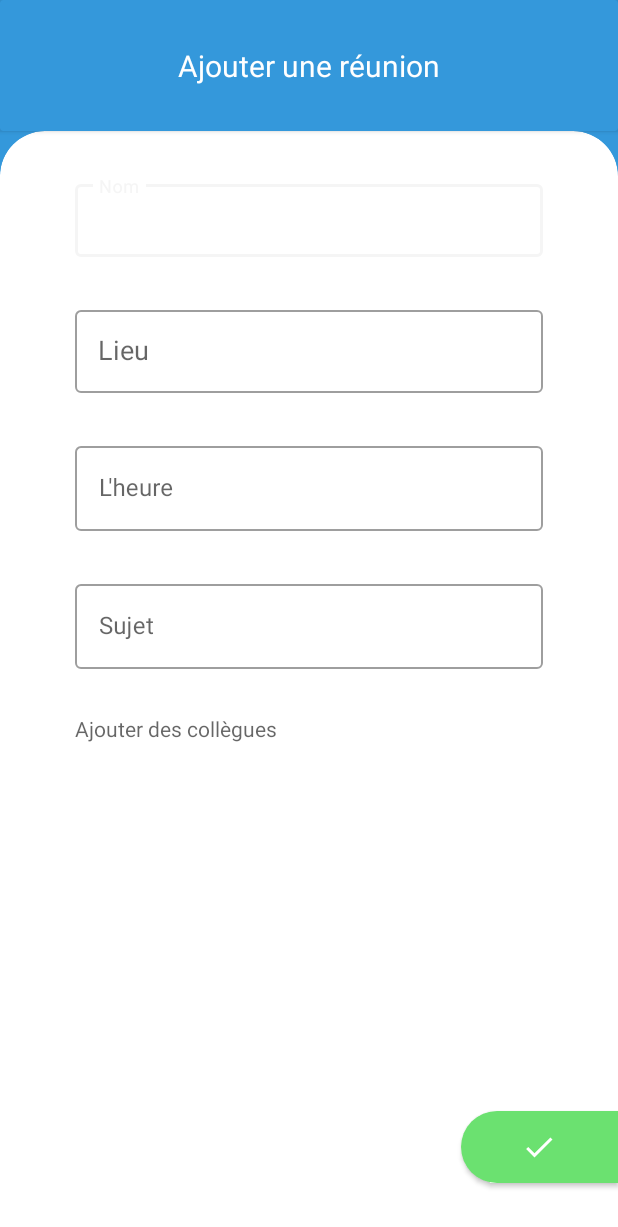
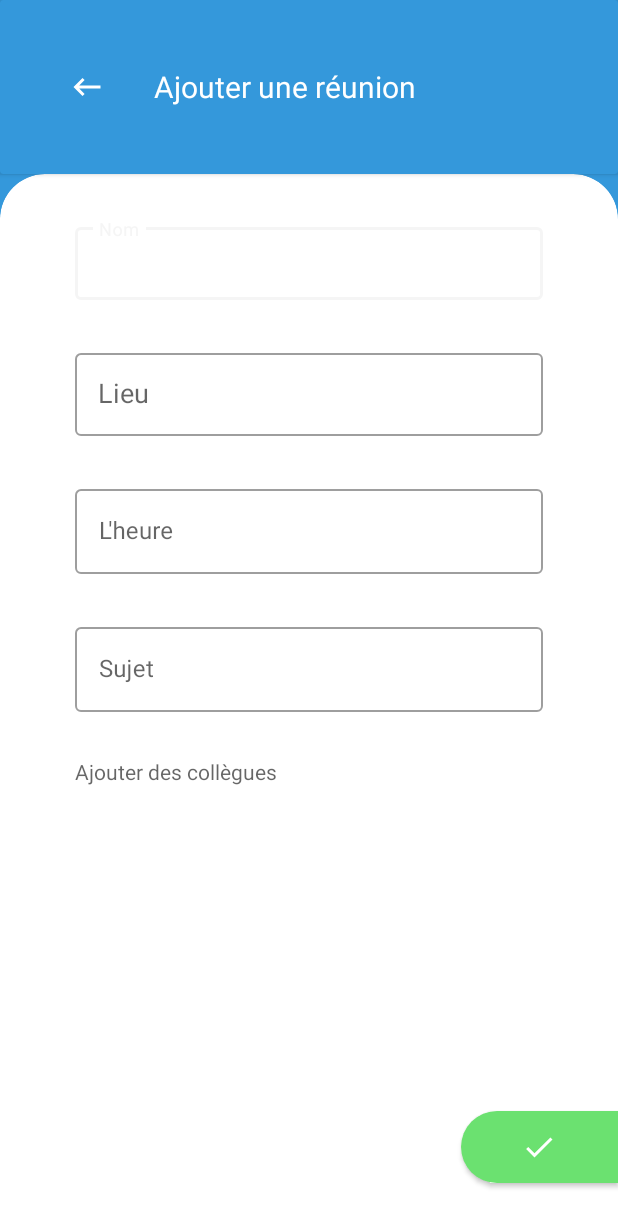
Before and after one commit to fouomene/Mareu, an Android app: the screen it shows after launch (AddMeetingActivity), after a tap on an icon or button, on a phone screen of 412 x 824 dp. Shown: the top 1227 px of the screen. Run offline under Robolectric (Android 15) with nearby library versions, the phone set to English and light mode, and no system bars; our stand-ins replace EventBus; libraries missing offline, so code that uses them is left out: com.hootsuite.nachos; plain views replace NachoTextView; 1 statement that could not run was skipped.

Commit message:
1.2.8 - Modification in AddMeetingActivity

```diff
--- a/app/src/main/java/com/developpeuseoc/mareu/service/ApiService.java
+++ b/app/src/main/java/com/developpeuseoc/mareu/service/ApiService.java
@@ -2,13 +2,11 @@ package com.developpeuseoc.mareu.service;
 
 import com.developpeuseoc.mareu.model.Meeting;
 
-import java.util.ArrayList;
 import java.util.List;
 
 public interface ApiService {
 
     public List<Meeting> getMeetingList();
-    public List<Meeting> getFilterMeetingList();
     public List<Meeting> filterPlaceMeetingList(String place);
     public List<Meeting> filterTimeMeetingList(int hour, int mnute);
     public void addMeetingList(Meeting meeting);
--- a/app/src/main/java/com/developpeuseoc/mareu/service/FakeApiService.java
+++ b/app/src/main/java/com/developpeuseoc/mareu/service/FakeApiService.java
@@ -18,11 +18,6 @@ public class FakeApiService implements ApiService{
     @Override
     public List<Meeting> getMeetingList() {
         return meetingList;
-    }
-
-    @Override
-    public List<Meeting> getFilterMeetingList() {
-        return filterMeetingList;
     }
 
     @RequiresApi(api = Build.VERSION_CODES.N)
--- a/app/src/main/java/com/developpeuseoc/mareu/service/FakeApiServiceGenerator.java
+++ b/app/src/main/java/com/developpeuseoc/mareu/service/FakeApiServiceGenerator.java
@@ -9,12 +9,12 @@ import java.util.List;
 public class FakeApiServiceGenerator {
 
     public static List<Meeting> DUMMY_MEETINGS = Arrays.asList(
-            new Meeting(0, "Réunion A", 10, 00, "Saturne", "L'application MaRéu", "alexandre@lamzone.com, marie@lamzone.com, laurie@lamzone.com"),
-            new Meeting(1, "Réunion B", 12, 30, "Terre", "L'application Entrevoisins", "steve@lamzone.com, luc@lamzone.com, leo@lamzone.com"),
-            new Meeting(2, "Réunion C", 11, 30, "Lune", "L'application MagicGitHub", "paul@lamzone.com, medi@lamzone.com, jean@lamzone.com"),
-            new Meeting(3, "Réunion D", 17, 00, "Uranus", "Optimisation Maréu", "sarah@lamzone.com, anais@lamzone.com, iliass@lamzone.com"),
-            new Meeting(4, "Réunion E", 18, 30, "Mars", "L'application Pizza", "pauline@lamzone.com, hector@lamzone.com, laurine@lamzone.com"),
-            new Meeting(5, "Réunion F", 10, 30, "Venus", "L'application ToDo", "alexandra@lamzone.com, marie@lamzone.com, theo@lamzone.com")
+            new Meeting(0, "Réunion A", 14, 00, "Peach", "L'application MaRéu", "maxime@lamzone.com, alex@lamzone.com, laurine@lamzone.com"),
+            new Meeting(1, "Réunion B", 16, 00, "Mario", "L'application Entrevoisins", "paul@lamzone.com, viviane@lamzone.com, leo@lamzone.com"),
+            new Meeting(2, "Réunion C", 19, 00, "Luigi", "L'application MagicGitHub", "amandine@lamzone.com, luc@lamzone.com, jean@lamzone.com"),
+            new Meeting(3, "Réunion D", 17, 00, "Bowser", "Optimisation Maréu", "sarah@lamzone.com, anais@lamzone.com, iliass@lamzone.com"),
+            new Meeting(4, "Réunion E", 11, 30, "Cappy", "L'application Pizza", "pauline@lamzone.com, hector@lamzone.com, laurine@lamzone.com"),
+            new Meeting(5, "Réunion F", 10, 30, "Tiara", "L'application ToDo", "alexandra@lamzone.com, marie@lamzone.com, theo@lamzone.com")
             );
 
     static List<Meeting> generateMeetings() {
@@ -22,26 +22,26 @@ public class FakeApiServiceGenerator {
     }
 
     public static List<String> DUMMY_PLACES = Arrays.asList(
-            "Soleil",
-            "Mercure",
-            "Venus",
-            "Terre",
-            "Lune",
-            "Mars",
-            "Jupiter",
-            "Saturne",
-            "Uranus",
-            "Neptune");
+            "Mario",
+            "Luigi",
+            "Peach",
+            "Bowser",
+            "Yoshi",
+            "Toad",
+            "Daisy",
+            "Toadette",
+            "Cappy",
+            "Tiara");
 
     public static List<String> DUMMY_COLOR = Arrays.asList(
-            "#FF9999",
+            "#FF3333",
+            "#33FF33",
+            "#FF66B2",
+            "#FFFF66",
+            "#99FF99",
+            "#99CCFF",
+            "#FFB266",
+            "#FF99FF",
             "#E0E0E0",
-            "#FFFF99",
-            "#99FFFF",
-            "#E2E2DC",
-            "#FF0000",
-            "#FFB266",
-            "#F5FD7C",
-            "#99FF99",
-            "#99CCFF");
+            "#F0E68C");
 }
--- a/app/src/main/java/com/developpeuseoc/mareu/ui_meeting_list/MyMeetingRecyclerViewAdapter.java
+++ b/app/src/main/java/com/developpeuseoc/mareu/ui_meeting_list/MyMeetingRecyclerViewAdapter.java
@@ -53,7 +53,7 @@ public class MyMeetingRecyclerViewAdapter extends RecyclerView.Adapter<MyMeeting
         holder.detailMeetingTextView.setText(detail);
 
         //email
-        holder.emailTextView.setText(meeting.getCoWorkers().substring(0, 30) + "...");
+        holder.emailTextView.setText(meeting.getCoWorkers().substring(0, 40) + "...");
 
         //colorImageView
         int positionPlace =  FakeApiServiceGenerator.DUMMY_PLACES.indexOf(meeting.getMeetingPlace());
--- a/app/src/main/java/com/developpeuseoc/mareu/ui_meeting_list/PlaceDialog.java
+++ b/app/src/main/java/com/developpeuseoc/mareu/ui_meeting_list/PlaceDialog.java
@@ -7,6 +7,7 @@ import android.content.DialogInterface;
 import android.os.Bundle;
 import android.view.LayoutInflater;
 import android.view.View;
+import android.widget.ArrayAdapter;
 import android.widget.AutoCompleteTextView;
 
 import androidx.appcompat.app.AppCompatDialogFragment;
@@ -16,6 +17,7 @@ import com.developpeuseoc.mareu.DI.DI;
 import com.developpeuseoc.mareu.R;
 import com.developpeuseoc.mareu.model.Meeting;
 import com.developpeuseoc.mareu.service.ApiService;
+import com.developpeuseoc.mareu.service.FakeApiServiceGenerator;
 
 import java.util.List;
 
@@ -54,6 +56,9 @@ public class PlaceDialog extends AppCompatDialogFragment {
                 });
 
         dialog_place_AutoCompleteTextView = view.findViewById(R.id.dialog_place_AutoCompleteTextView);
+        ArrayAdapter<String> adapter = new ArrayAdapter<String>(getContext(),
+                android.R.layout.simple_dropdown_item_1line, FakeApiServiceGenerator.DUMMY_PLACES);
+        dialog_place_AutoCompleteTextView.setAdapter(adapter);
 
         return builder.create();
     }
--- /dev/null
+++ b/app/src/main/res/drawable/ic_keyboard_backspace_black_24dp.xml
@@ -0,0 +1,5 @@
+<vector android:height="24dp" android:tint="#FFFFFF"
+    android:viewportHeight="24.0" android:viewportWidth="24.0"
+    android:width="24dp" xmlns:android="http://schemas.android.com/apk/res/android">
+    <path android:fillColor="#FF000000" android:pathData="M21,11H6.83l3.58,-3.59L9,6l-6,6 6,6 1.41,-1.41L6.83,13H21z"/>
+</vector>
--- a/app/src/main/res/layout/activity_add_meeting.xml
+++ b/app/src/main/res/layout/activity_add_meeting.xml
@@ -17,17 +17,19 @@
         <LinearLayout
             android:layout_width="match_parent"
             android:layout_height="match_parent"
-            android:orientation="vertical">
+            android:orientation="horizontal"
+            android:padding="30dp">
+
+            <include layout="@layout/toolbar"/>
 
             <TextView
                 android:layout_width="wrap_content"
                 android:layout_height="wrap_content"
+                android:layout_gravity="center"
+                android:gravity="center"
                 android:text="Ajouter une réunion"
-                android:textSize="20dp"
-                android:layout_gravity="center"
-                android:layout_marginTop="30dp"
-                android:layout_marginBottom="30dp"
-                android:textColor="#fff"/>
+                android:textColor="#fff"
+                android:textSize="20dp" />
 
 
         </LinearLayout>
@@ -43,6 +45,7 @@
             android:layout_width="match_parent"
             android:layout_height="match_parent"
             android:orientation="vertical">
+
 
             <com.google.android.material.textfield.TextInputLayout
                 android:layout_width="match_parent"
@@ -119,7 +122,6 @@
 
         </LinearLayout>
 
-
         <Button
             android:id="@+id/addNewMeetingButton"
             android:layout_width="wrap_content"
@@ -130,8 +132,9 @@
             android:paddingLeft="40dp"
             android:paddingRight="35dp"
             android:layout_gravity="bottom|right"
-            android:layout_marginBottom="35dp"
-            android:clickable="true"/>
+            android:layout_marginBottom="35dp"/>
+
     </androidx.cardview.widget.CardView>
 
+
 </LinearLayout>
--- a/app/src/main/res/layout/layout_place_dialog.xml
+++ b/app/src/main/res/layout/layout_place_dialog.xml
@@ -9,9 +9,6 @@
     <com.google.android.material.textfield.TextInputLayout
         android:layout_width="match_parent"
         android:layout_height="wrap_content"
-        android:layout_marginLeft="50dp"
-        android:layout_marginTop="30dp"
-        android:layout_marginRight="50dp"
         android:hint="@string/place"
         style="@style/Widget.MaterialComponents.TextInputLayout.OutlinedBox">
 
--- /dev/null
+++ b/app/src/main/res/layout/toolbar.xml
@@ -0,0 +1,9 @@
+<?xml version="1.0" encoding="utf-8"?>
+<androidx.appcompat.widget.Toolbar
+    xmlns:android="http://schemas.android.com/apk/res/android"
+    xmlns:app="http://schemas.android.com/apk/res-auto"
+    android:id="@+id/toolbar_addMeeting"
+    app:title=""
+    android:layout_width="wrap_content"
+    android:layout_height="wrap_content"
+    app:navigationIcon="@drawable/ic_keyboard_backspace_black_24dp"/>
```
Also changed, not shown: app/build.gradle (+10 -4 lines), app/src/main/java/com/developpeuseoc/mareu/ui_meeting_list/AddMeetingActivity.java (+21 -10 lines), app/src/main/res/layout/fragment_item_meeting.xml (+6 -5 lines), 2 other files.
